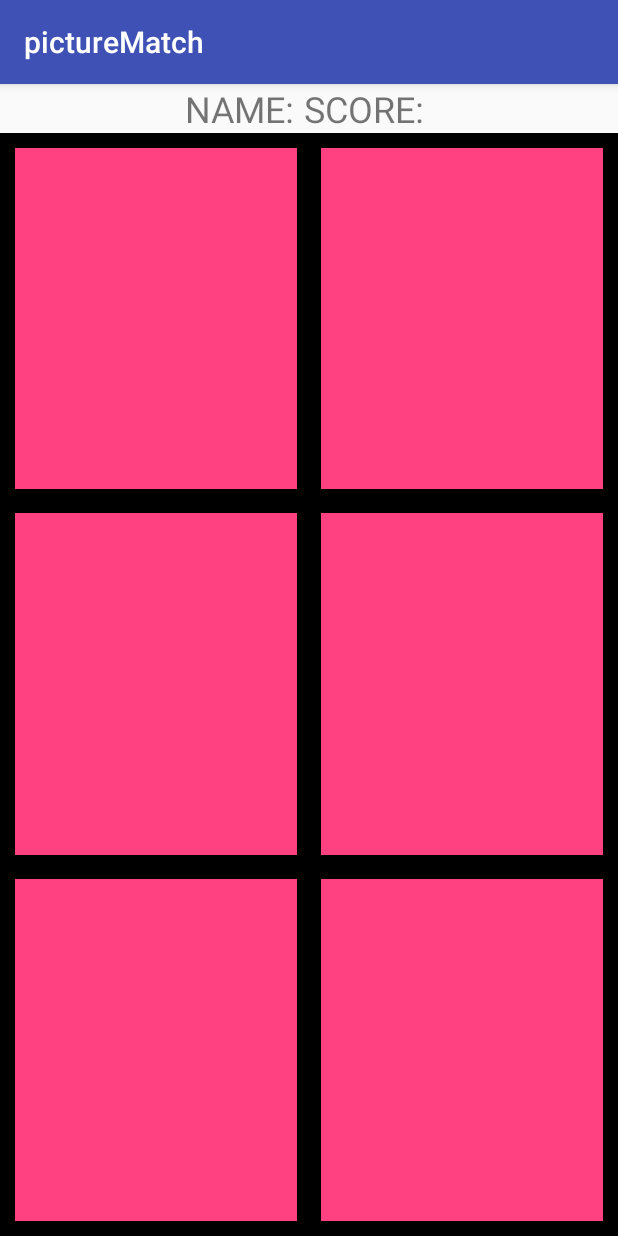
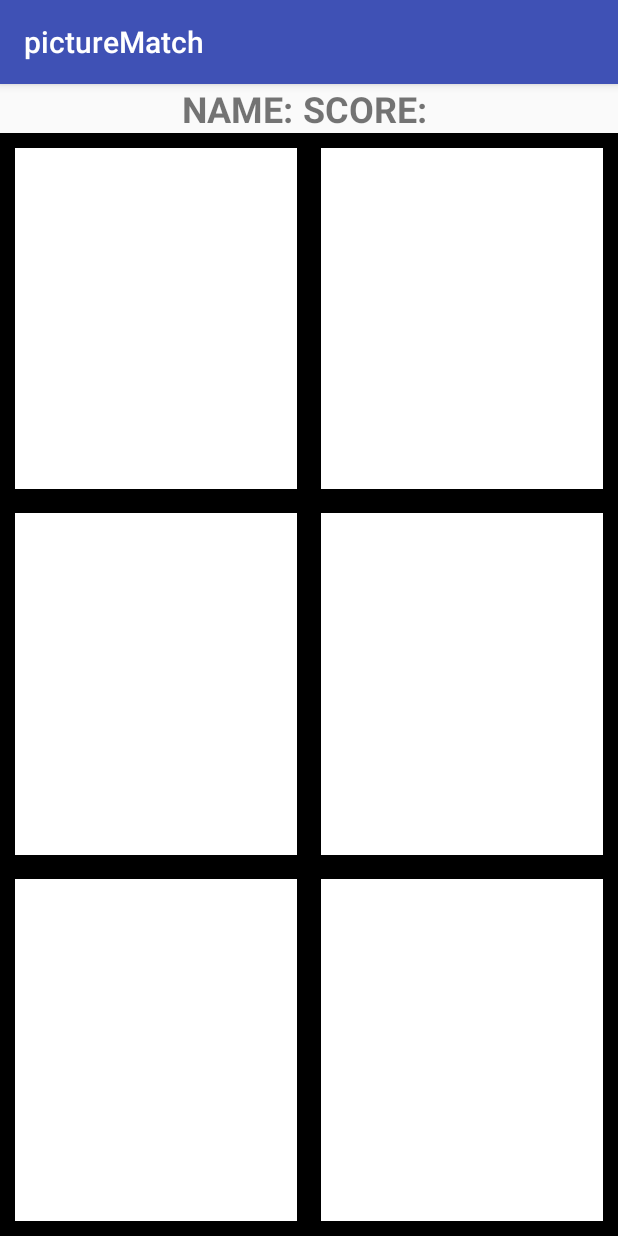
Before and after one commit to BCshirdavani/cs470_hw02_v2.1, an Android app: the game screen opened directly, with no data from a screen before it, on a phone screen of 412 x 824 dp. Run offline under Robolectric (Android 15) with nearby library versions, the phone set to English and light mode, and no system bars.

Commit message:
colors added
to do:
 - add onClick to toggle colors of image Views
 - pass intent extra for name
 - make the actual game with java

```diff
--- a/app/src/main/res/layout/activity_game.xml
+++ b/app/src/main/res/layout/activity_game.xml
@@ -18,17 +18,24 @@
             android:layout_width="wrap_content"
             android:layout_height="wrap_content"
             android:textSize="24dp"
-            android:layout_gravity="left"
-            android:text="NAME: "/>
+            android:text="NAME: "
+            android:textStyle="bold"/>
+        <TextView
+            android:id="@+id/nameSpot"
+            android:layout_width="wrap_content"
+            android:layout_height="wrap_content"
+            android:textSize="24dp"
+            android:layout_gravity="center_horizontal"
+            />
 
         <TextView
             android:layout_width="wrap_content"
             android:layout_height="wrap_content"
             android:textSize="24dp"
-            android:layout_gravity="center_horizontal"
-            android:text="SCORE: "/>
-
+            android:text="SCORE: "
+            android:textStyle="bold"/>
         <TextView
+            android:id="@+id/scoreSpot"
             android:layout_width="wrap_content"
             android:layout_height="wrap_content"
             android:textSize="24dp"
@@ -51,48 +58,54 @@
             android:rowCount="3">
 
             <ImageView
+                android:id="@+id/r1c1"
                 android:layout_margin="8dp"
-                android:background="@color/colorAccent"
+                android:background="@color/white"
                 android:padding="8dp"
                 android:scaleType="centerCrop"
                 android:visibility="visible"
                 android:layout_rowWeight="1"
                 android:layout_columnWeight="1"/>
             <ImageView
+                android:id="@+id/r1c2"
                 android:layout_margin="8dp"
-                android:background="@color/colorAccent"
+                android:background="@color/white"
                 android:padding="8dp"
                 android:scaleType="centerCrop"
                 android:visibility="visible"
                 android:layout_rowWeight="1"
                 android:layout_columnWeight="1"/>
             <ImageView
+                android:id="@+id/r2c1"
                 android:layout_margin="8dp"
-                android:background="@color/colorAccent"
+                android:background="@color/white"
                 android:padding="8dp"
                 android:scaleType="centerCrop"
                 android:visibility="visible"
                 android:layout_rowWeight="1"
                 android:layout_columnWeight="1"/>
             <ImageView
+                android:id="@+id/r2c2"
                 android:layout_margin="8dp"
-                android:background="@color/colorAccent"
+                android:background="@color/white"
                 android:padding="8dp"
                 android:scaleType="centerCrop"
                 android:visibility="visible"
                 android:layout_rowWeight="1"
                 android:layout_columnWeight="1"/>
             <ImageView
+                android:id="@+id/r3c1"
                 android:layout_margin="8dp"
-                android:background="@color/colorAccent"
+                android:background="@color/white"
                 android:padding="8dp"
                 android:scaleType="centerCrop"
                 android:visibility="visible"
                 android:layout_rowWeight="1"
                 android:layout_columnWeight="1"/>
             <ImageView
+                android:id="@+id/r3c2"
                 android:layout_margin="8dp"
-                android:background="@color/colorAccent"
+                android:background="@color/white"
                 android:padding="8dp"
                 android:scaleType="centerCrop"
                 android:visibility="visible"
--- a/app/src/main/res/values/strings.xml
+++ b/app/src/main/res/values/strings.xml
@@ -1,3 +1,7 @@
 <resources>
     <string name="app_name">pictureMatch</string>
+    <color name="white">#FFFFFF</color>
+    <color name="yellow">#FFFF00</color>
+    <color name="red">#FF0000</color>
+    <color name="blue">#00BFFF</color>
 </resources>
```
